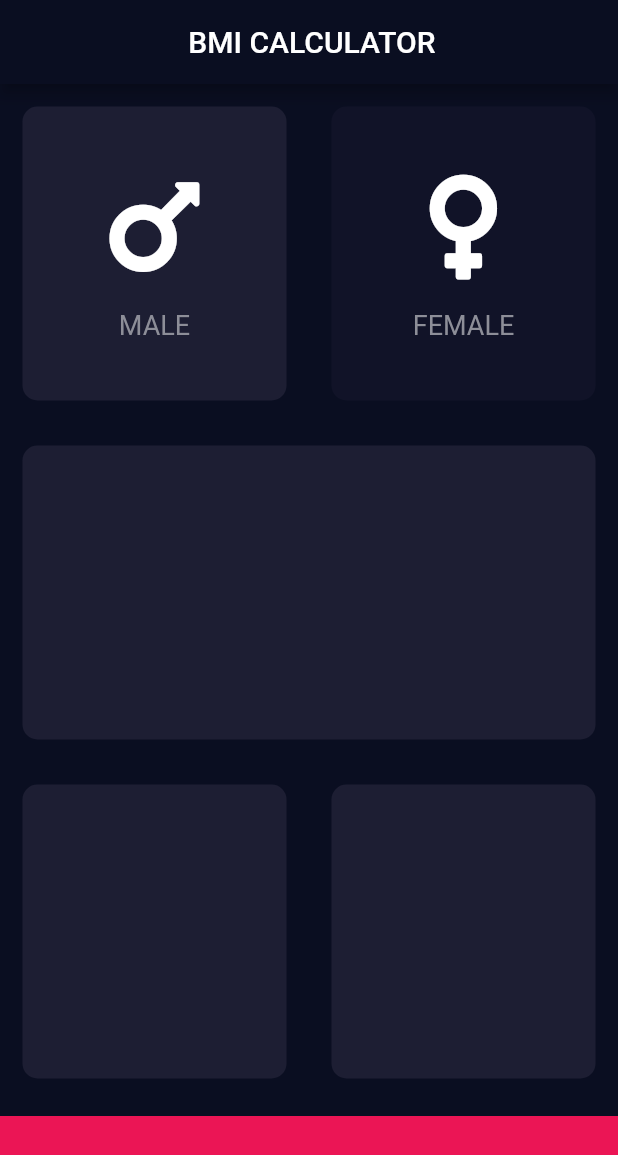
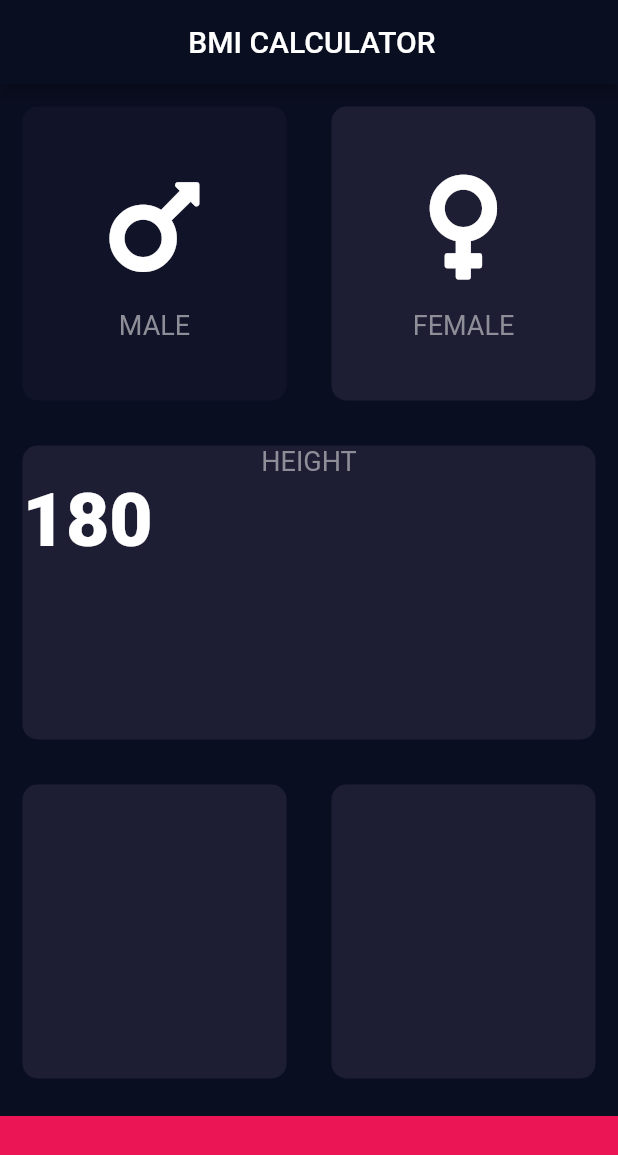
Before and after one commit to anshyyy/BMI-App, a Flutter app: the screen it shows after launch, after a tap on "MALE", on a phone screen of 412 x 824 dp. Shown: the top 1155 px of the screen. Run offline on Flutter 3.47's test engine with Material 2 defaults, Android fonts, the phone set to English and light mode, and no system bars; our stand-ins replace font_awesome_flutter.

```diff
--- /dev/null
+++ b/lib/constants.dart
@@ -0,0 +1,6 @@
+import 'package:flutter/material.dart';
+
+const icolour = Color(0xff111328);
+const acolour = Color(0xff1D1E33);
+const containerColour = Color(0xffeb1555);
+const label = TextStyle(fontSize: 18, color: Color(0xff8d8e98));
--- a/lib/iconWidget.dart
+++ b/lib/iconWidget.dart
@@ -1,4 +1,5 @@
 import 'package:flutter/material.dart';
+import 'constants.dart';
 
 class Icon_widget extends StatelessWidget {
   Icon_widget({required this.text, required this.icon});
@@ -19,7 +20,7 @@ class Icon_widget extends StatelessWidget {
         ),
         Text(
           text,
-          style: TextStyle(fontSize: 18, color: Color(0xff8d8e98)),
+          style: label,
         )
       ],
     );
--- a/lib/input_page.dart
+++ b/lib/input_page.dart
@@ -1,11 +1,15 @@
+// ignore_for_file: prefer_const_constructors
+
 import 'package:flutter/material.dart';
 import 'package:bmi/reuseable_class.dart';
 import 'package:font_awesome_flutter/font_awesome_flutter.dart';
 import 'iconWidget.dart';
+import 'constants.dart';
 
-const icolour = Color(0xff111328);
-const acolour = Color(0xff1D1E33);
-const containerColour = Color(0xffeb1555);
+enum Gender {
+  male,
+  female,
+}
 
 class InputPage extends StatefulWidget {
   const InputPage({Key? key}) : super(key: key);
@@ -15,32 +19,22 @@ class InputPage extends StatefulWidget {
 }
 
 class _InputPageState extends State<InputPage> {
-  Color maleCardColour = icolour;
-  Color femaleCardColour = icolour;
-  void updateColour(int gender) {
-    if (gender == 1) {
+  Color maleCardColour = acolour;
+  Color femaleCardColour = acolour;
+  void updateColour(Gender gender) {
+    if (gender == Gender.male) {
       if (maleCardColour == icolour) {
         maleCardColour = acolour;
-        if (femaleCardColour == acolour) {
-          femaleCardColour = icolour;
-        }
       } else {
         maleCardColour = icolour;
-        if (femaleCardColour == icolour) {
-          femaleCardColour = acolour;
-        }
+        femaleCardColour = acolour;
       }
     } else {
       if (femaleCardColour == icolour) {
         femaleCardColour = acolour;
-        if (maleCardColour == acolour) {
-          maleCardColour = icolour;
-        }
       } else {
         femaleCardColour = icolour;
-        if (maleCardColour == icolour) {
-          maleCardColour = acolour;
-        }
+        maleCardColour = acolour;
       }
     }
   }
@@ -52,6 +46,7 @@ class _InputPageState extends State<InputPage> {
         title: const Text('                      BMI CALCULATOR'),
       ),
       body: Column(
+        crossAxisAlignment: CrossAxisAlignment.stretch,
         children: [
           Expanded(
             child: Row(
@@ -60,7 +55,7 @@ class _InputPageState extends State<InputPage> {
                   child: GestureDetector(
                     onTap: () {
                       setState(() {
-                        updateColour(1);
+                        updateColour(Gender.male);
                       });
                     },
                     child: ReusableCard(
@@ -76,7 +71,7 @@ class _InputPageState extends State<InputPage> {
                   child: GestureDetector(
                     onTap: () {
                       setState(() {
-                        updateColour(2);
+                        updateColour(Gender.female);
                       });
                     },
                     child: ReusableCard(
@@ -90,8 +85,26 @@ class _InputPageState extends State<InputPage> {
           ),
           Expanded(
             child: ReusableCard(
-              const Color(0xff1D1E33),
-            ),
+                const Color(0xff1D1E33),
+                Column(
+                  children: [
+                    Text(
+                      "HEIGHT",
+                      style: label,
+                    ),
+                    Row(
+                      children: [
+                        Text(
+                          "180",
+                          style: TextStyle(
+                            fontSize: 50,
+                            fontWeight: FontWeight.w900,
+                          ),
+                        )
+                      ],
+                    )
+                  ],
+                )),
           ),
           Expanded(
             child: Row(
```
Also changed, not shown: 5 other files.
